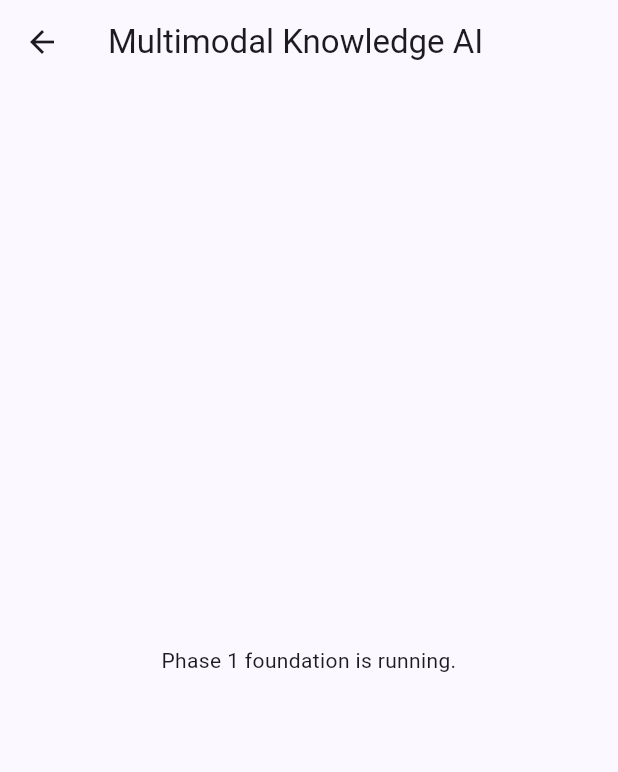
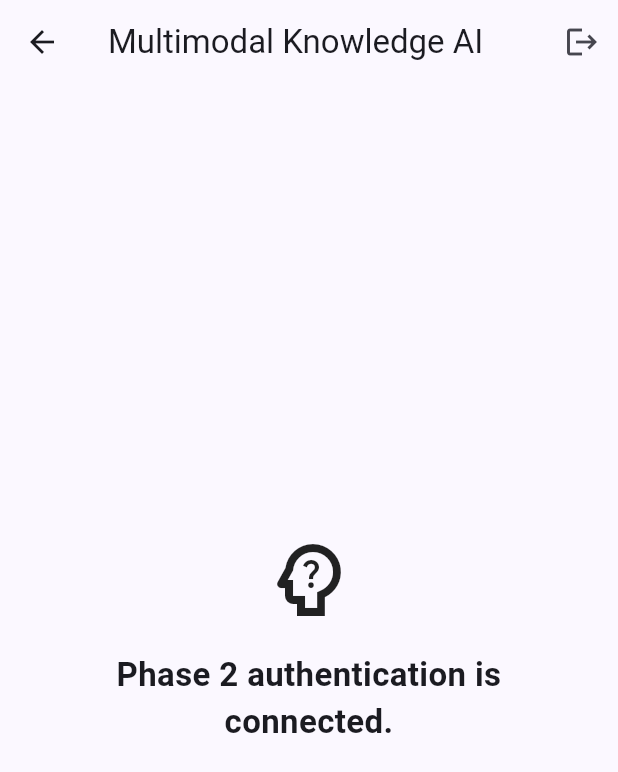
Before and after one commit to azonixnetworks-bit/FlutterChatBot, a Flutter app: the HomeScreen screen opened directly, on a phone screen of 412 x 824 dp. Shown: the top 772 px of the screen. Run offline on Flutter 3.47's test engine with Material 3 defaults, Android fonts, the phone set to English and light mode, and no system bars; our stand-ins replace flutter_riverpod, go_router, supabase_flutter; accounts and stored records are empty.

Commit message:
feat(auth): protect home and add sign out

```diff
--- a/mobile/lib/features/home/presentation/home_screen.dart
+++ b/mobile/lib/features/home/presentation/home_screen.dart
@@ -1,16 +1,60 @@
 import 'package:flutter/material.dart';
+import 'package:flutter_riverpod/flutter_riverpod.dart';
 
-class HomeScreen extends StatelessWidget {
+import '../../auth/data/auth_repository.dart';
+import '../../auth/presentation/auth_controller.dart';
+
+class HomeScreen extends ConsumerWidget {
   const HomeScreen({super.key});
 
   @override
-  Widget build(BuildContext context) {
+  Widget build(BuildContext context, WidgetRef ref) {
+    final authRepository = ref.watch(authRepositoryProvider);
+    final authState = ref.watch(authControllerProvider);
+    final email = authRepository.currentUser?.email ?? 'Signed-in user';
+
     return Scaffold(
-      appBar: AppBar(title: const Text('Multimodal Knowledge AI')),
-      body: const Center(
-        child: Text(
-          'Phase 1 foundation is running.',
-          textAlign: TextAlign.center,
+      appBar: AppBar(
+        title: const Text('Multimodal Knowledge AI'),
+        actions: [
+          IconButton(
+            tooltip: 'Sign out',
+            onPressed: authState.isLoading
+                ? null
+                : () async {
+                    await ref.read(authControllerProvider.notifier).signOut();
+                    if (!context.mounted) return;
+                    final error = ref.read(authControllerProvider).errorMessage;
+                    if (error != null) {
+                      ScaffoldMessenger.of(context).showSnackBar(
+                        SnackBar(content: Text(error)),
+                      );
+                    }
+                  },
+            icon: const Icon(Icons.logout),
+          ),
+        ],
+      ),
+      body: Center(
+        child: Padding(
+          padding: const EdgeInsets.all(24),
+          child: Column(
+            mainAxisSize: MainAxisSize.min,
+            children: [
+              const Icon(Icons.psychology_alt_outlined, size: 64),
+              const SizedBox(height: 16),
+              const Text(
+                'Phase 2 authentication is connected.',
+                style: TextStyle(fontSize: 22, fontWeight: FontWeight.w600),
+                textAlign: TextAlign.center,
+              ),
+              const SizedBox(height: 8),
+              Text(
+                email,
+                textAlign: TextAlign.center,
+              ),
+            ],
+          ),
         ),
       ),
     );
```
